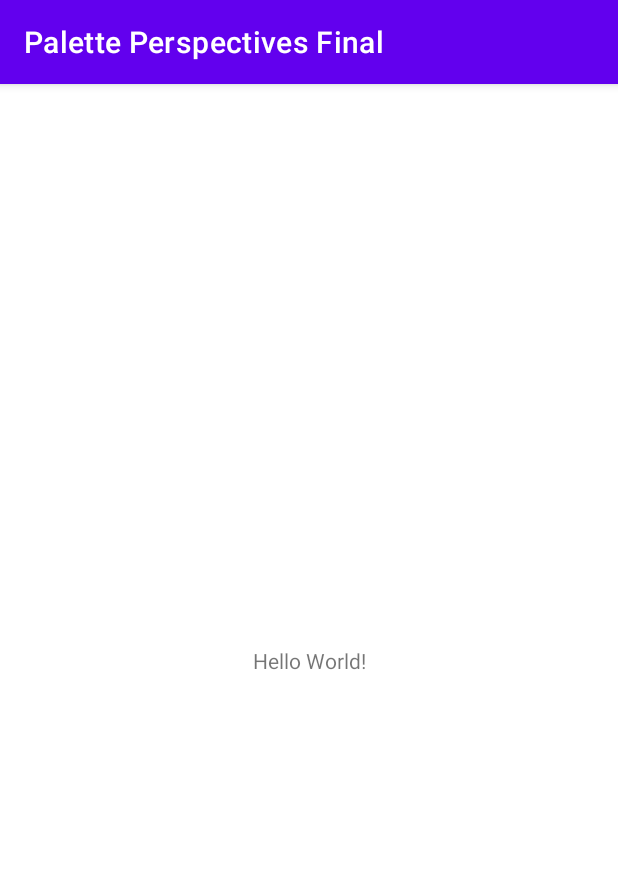
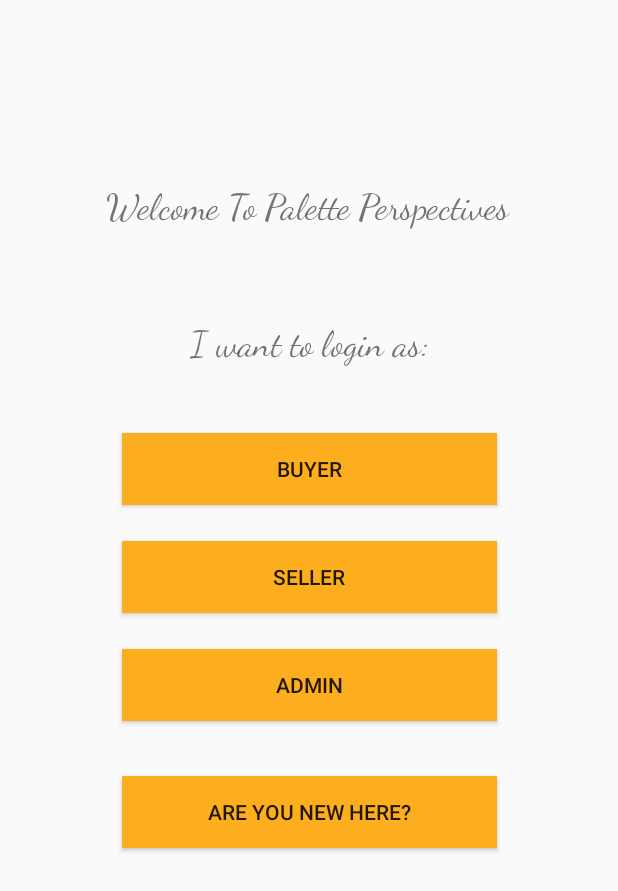
Before and after one commit to idilsuozturk/Palette_Perspectives_Final, an Android app: the screen it shows after launch (MainActivity), on a phone screen of 412 x 824 dp. Shown: the top 891 px of the screen. Run offline under Robolectric (Android 15) with nearby library versions, the phone set to English and light mode, and no system bars.

Commit message:
Created login page.

```diff
--- a/app/build.gradle
+++ b/app/build.gradle
@@ -4,12 +4,12 @@ plugins {
 
 android {
     namespace 'com.example.paletteperspectivesfinal'
-    compileSdk 32
+    compileSdk 33
 
     defaultConfig {
         applicationId "com.example.paletteperspectivesfinal"
         minSdk 21
-        targetSdk 32
+        targetSdk 33
         versionCode 1
         versionName "1.0"
 
--- a/app/src/main/res/layout/activity_main.xml
+++ b/app/src/main/res/layout/activity_main.xml
@@ -6,13 +6,85 @@
     android:layout_height="match_parent"
     tools:context=".MainActivity">
 
-    <TextView
+    <Button
+        android:id="@+id/admin"
         android:layout_width="wrap_content"
         android:layout_height="wrap_content"
-        android:text="Hello World!"
+        android:layout_marginTop="24dp"
+        android:width="250dp"
+        android:background="#FCAE1E"
+        android:text="Admin"
+        app:layout_constraintEnd_toEndOf="parent"
+        app:layout_constraintStart_toStartOf="parent"
+        app:layout_constraintTop_toBottomOf="@+id/seller" />
+
+    <Button
+        android:id="@+id/buyer"
+        android:layout_width="wrap_content"
+        android:layout_height="wrap_content"
+        android:layout_marginBottom="24dp"
+        android:width="250dp"
+        android:background="#FCAE1E"
+        android:text="Buyer"
+        app:layout_constraintBottom_toTopOf="@+id/seller"
+        app:layout_constraintEnd_toEndOf="parent"
+        app:layout_constraintStart_toStartOf="parent"
+        app:layout_constraintTop_toTopOf="parent"
+        app:layout_constraintVertical_bias="0.41000003"
+        app:layout_constraintVertical_chainStyle="packed" />
+
+    <Button
+        android:id="@+id/seller"
+        android:layout_width="wrap_content"
+        android:layout_height="wrap_content"
+        android:width="250dp"
+        android:background="#FCAE1E"
+        android:text="Seller"
         app:layout_constraintBottom_toBottomOf="parent"
         app:layout_constraintEnd_toEndOf="parent"
         app:layout_constraintStart_toStartOf="parent"
-        app:layout_constraintTop_toTopOf="parent" />
+        app:layout_constraintTop_toBottomOf="@id/buyer"
+        app:layout_constraintVertical_bias="1.0" />
+
+    <Button
+        android:id="@+id/signIn"
+        android:layout_width="wrap_content"
+        android:layout_height="wrap_content"
+        android:width="250dp"
+        android:background="#FCAE1E"
+        android:text="Are you new here?"
+        app:layout_constraintBottom_toBottomOf="parent"
+        app:layout_constraintEnd_toEndOf="parent"
+        app:layout_constraintHorizontal_bias="0.503"
+        app:layout_constraintStart_toStartOf="parent"
+        app:layout_constraintTop_toBottomOf="@+id/admin"
+        app:layout_constraintVertical_bias="0.125" />
+
+    <TextView
+        android:id="@+id/welcome"
+        android:layout_width="wrap_content"
+        android:layout_height="wrap_content"
+        android:fontFamily="cursive"
+        android:text="Welcome To Palette Perspectives"
+        android:textSize="24sp"
+        app:layout_constraintBottom_toBottomOf="parent"
+        app:layout_constraintEnd_toEndOf="parent"
+        app:layout_constraintHorizontal_bias="0.496"
+        app:layout_constraintStart_toStartOf="parent"
+        app:layout_constraintTop_toTopOf="parent"
+        app:layout_constraintVertical_bias="0.155" />
+
+    <TextView
+        android:id="@+id/textView2"
+        android:layout_width="wrap_content"
+        android:layout_height="wrap_content"
+        android:fontFamily="cursive"
+        android:text="I want to login as:"
+        android:textSize="24sp"
+        app:layout_constraintBottom_toTopOf="@+id/seller"
+        app:layout_constraintEnd_toEndOf="parent"
+        app:layout_constraintStart_toStartOf="parent"
+        app:layout_constraintTop_toTopOf="parent"
+        app:layout_constraintVertical_bias="0.649" />
 
 </androidx.constraintlayout.widget.ConstraintLayout>
--- a/app/src/main/res/values-night/themes.xml
+++ b/app/src/main/res/values-night/themes.xml
@@ -1,6 +1,6 @@
 <resources xmlns:tools="http://schemas.android.com/tools">
     <!-- Base application theme. -->
-    <style name="Theme.PalettePerspectivesFinal" parent="Theme.MaterialComponents.DayNight.DarkActionBar">
+    <style name="Theme.PalettePerspectivesFinal" parent="Theme.AppCompat.Light.NoActionBar">
         <!-- Primary brand color. -->
         <item name="colorPrimary">@color/purple_200</item>
         <item name="colorPrimaryVariant">@color/purple_700</item>
--- a/app/src/main/res/values/themes.xml
+++ b/app/src/main/res/values/themes.xml
@@ -1,6 +1,6 @@
 <resources xmlns:tools="http://schemas.android.com/tools">
     <!-- Base application theme. -->
-    <style name="Theme.PalettePerspectivesFinal" parent="Theme.MaterialComponents.DayNight.DarkActionBar">
+    <style name="Theme.PalettePerspectivesFinal" parent="Theme.AppCompat.Light.NoActionBar">
         <!-- Primary brand color. -->
         <item name="colorPrimary">@color/purple_500</item>
         <item name="colorPrimaryVariant">@color/purple_700</item>
```
